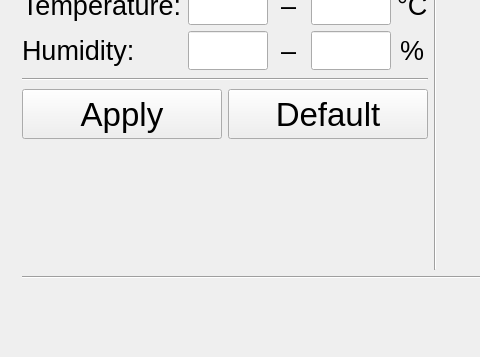
AleksandraZasadni/ssp_miniproject, file Trash_Can/mainwindow.ui: the form before one commit; both pictures show x 0 to 480 and y 363 to 720 of the 1280 by 720 pixel window.
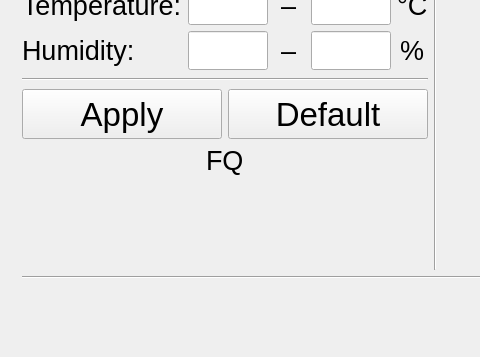
The form after the commit. The open tabs and pages were chosen to show the change. Icons and pictures are not drawn. Custom widgets are drawn as their Qt base class.

Commit message: GUI+SETTINGS+other stuff

The edit to the form file:
```diff
--- a/Trash_Can/mainwindow.ui
+++ b/Trash_Can/mainwindow.ui
@@ -2035,6 +2035,18 @@
               </item>
              </layout>
             </item>
+            <item alignment="Qt::AlignHCenter|Qt::AlignTop">
+             <widget class="QLabel" name="settingsErrorLabel">
+              <property name="font">
+               <font>
+                <pointsize>20</pointsize>
+               </font>
+              </property>
+              <property name="text">
+               <string>FQ</string>
+              </property>
+             </widget>
+            </item>
             <item>
              <spacer name="verticalSpacer_17">
               <property name="orientation">
```
Left out of the diff: 2 changed lines with no effect on the pictures. The commit also changes 4 other files.
